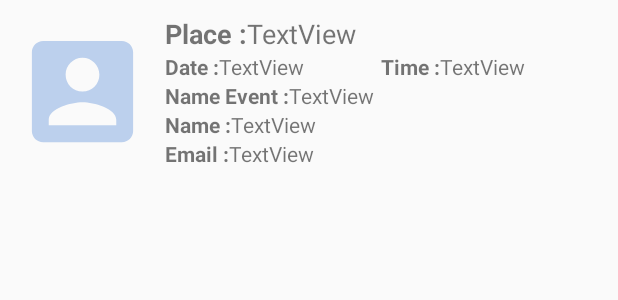
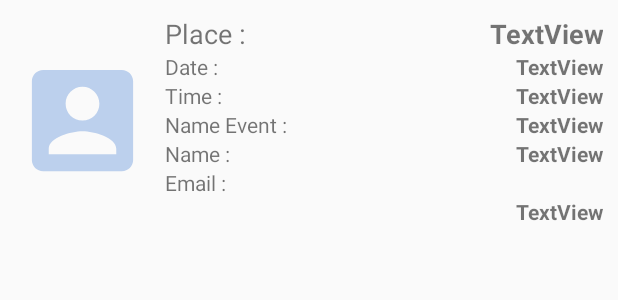
Before and after one commit to peeangry/GroupUpPlace, an Android app: the layout layout_showalert_dialog.xml on its own in the app's theme, with its tools: preview values and no code run, on a phone screen of 412 x 824 dp. Shown: the top 300 px of the screen. Run offline under Robolectric (Android 15) with nearby library versions, the phone set to English and light mode, and no system bars; network calls fail.

Commit message:
change dialog alert

```diff
--- a/app/src/main/res/layout/layout_showalert_dialog.xml
+++ b/app/src/main/res/layout/layout_showalert_dialog.xml
@@ -39,50 +39,66 @@
                         android:layout_width="wrap_content"
                         android:layout_height="wrap_content"
                         android:text="@string/alert_name"
-                        android:textSize="18sp"
-                        android:textStyle="bold" />
+                        android:textSize="18sp" />
 
                     <TextView
                         android:id="@+id/rowPlace"
                         android:layout_width="wrap_content"
                         android:layout_height="wrap_content"
                         android:layout_weight="1"
+                        android:gravity="right"
                         android:text="TextView"
-                        android:textSize="18sp" />
+                        android:textSize="18sp"
+                        android:textStyle="bold" />
                 </LinearLayout>
 
                 <LinearLayout
                     android:layout_width="match_parent"
                     android:layout_height="wrap_content"
+                    android:orientation="vertical">
+
+                    <LinearLayout
+                        android:layout_width="match_parent"
+                        android:layout_height="match_parent"
                         android:orientation="horizontal">
 
                         <TextView
                             android:id="@+id/textView9"
                             android:layout_width="wrap_content"
                             android:layout_height="wrap_content"
-                        android:text="@string/alert_date"
-                        android:textStyle="bold" />
+                            android:text="@string/alert_date" />
 
                         <TextView
                             android:id="@+id/rowDay"
                             android:layout_width="wrap_content"
                             android:layout_height="wrap_content"
                             android:layout_weight="1"
-                        android:text="TextView" />
+                            android:gravity="right"
+                            android:text="TextView"
+                            android:textStyle="bold" />
+                    </LinearLayout>
+
+                    <LinearLayout
+                        android:layout_width="match_parent"
+                        android:layout_height="match_parent"
+                        android:orientation="horizontal">
 
                         <TextView
                             android:id="@+id/textView19"
                             android:layout_width="wrap_content"
                             android:layout_height="wrap_content"
-                        android:text="@string/alert_time"
-                        android:textStyle="bold" />
+                            android:text="@string/alert_time" />
 
                         <TextView
                             android:id="@+id/rowTime"
                             android:layout_width="wrap_content"
                             android:layout_height="wrap_content"
                             android:layout_weight="1"
-                        android:text="TextView" />
+                            android:gravity="right"
+                            android:text="TextView"
+                            android:textStyle="bold" />
+                    </LinearLayout>
+
                 </LinearLayout>
 
                 <LinearLayout
@@ -94,15 +110,16 @@
                         android:id="@+id/textView11"
                         android:layout_width="wrap_content"
                         android:layout_height="wrap_content"
-                        android:text="@string/alert_event"
-                        android:textStyle="bold" />
+                        android:text="@string/alert_event" />
 
                     <TextView
                         android:id="@+id/rowNameEvent"
                         android:layout_width="wrap_content"
                         android:layout_height="wrap_content"
                         android:layout_weight="1"
-                        android:text="TextView" />
+                        android:gravity="right"
+                        android:text="TextView"
+                        android:textStyle="bold" />
                 </LinearLayout>
 
                 <LinearLayout
@@ -114,35 +131,37 @@
                         android:id="@+id/textView13"
                         android:layout_width="wrap_content"
                         android:layout_height="wrap_content"
-                        android:text="@string/alert_creater"
-                        android:textStyle="bold" />
+                        android:text="@string/alert_creater" />
 
                     <TextView
                         android:id="@+id/rowCreater"
                         android:layout_width="wrap_content"
                         android:layout_height="wrap_content"
                         android:layout_weight="1"
-                        android:text="TextView" />
+                        android:gravity="right"
+                        android:text="TextView"
+                        android:textStyle="bold" />
                 </LinearLayout>
 
                 <LinearLayout
                     android:layout_width="match_parent"
                     android:layout_height="wrap_content"
-                    android:orientation="horizontal">
+                    android:orientation="vertical">
 
                     <TextView
                         android:id="@+id/textView17"
                         android:layout_width="wrap_content"
                         android:layout_height="wrap_content"
-                        android:text="@string/alert_email"
-                        android:textStyle="bold" />
+                        android:text="@string/alert_email" />
 
                     <TextView
                         android:id="@+id/rowEmail"
-                        android:layout_width="wrap_content"
+                        android:layout_width="match_parent"
                         android:layout_height="wrap_content"
                         android:layout_weight="1"
-                        android:text="TextView" />
+                        android:gravity="right"
+                        android:text="TextView"
+                        android:textStyle="bold" />
                 </LinearLayout>
 
             </LinearLayout>
```
Lines whose indentation alone changed are shown as unchanged.
